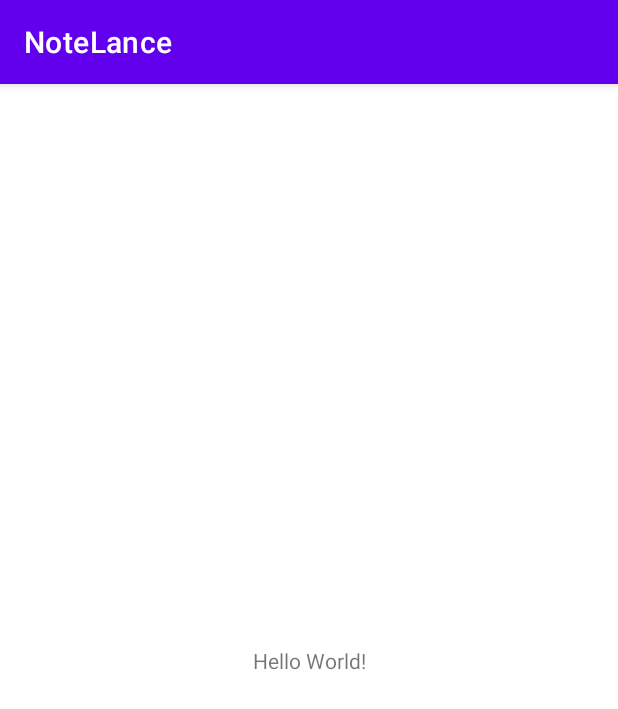
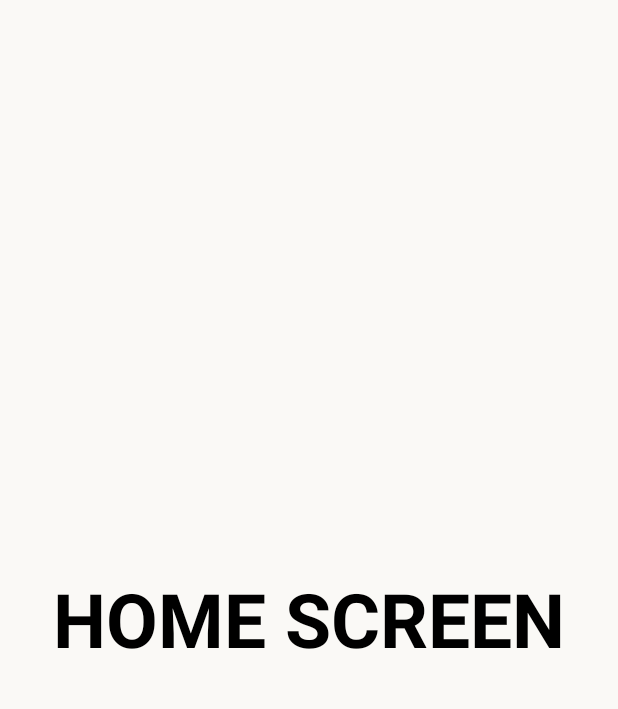
Before and after one commit to aman2970/NoteLance, an Android app: the screen it shows after launch (MainActivity before the commit, HomeActivity after it), on a phone screen of 412 x 824 dp. Shown: the top 709 px of the screen. Run offline under Robolectric (Android 15) with nearby library versions, the phone set to English and light mode, and no system bars.

Commit message:
splash screen done with code

```diff
--- a/app/src/main/java/com/example/notelance/MainActivity.java
+++ b/app/src/main/java/com/example/notelance/HomeActivity.java
@@ -4,11 +4,11 @@ import androidx.appcompat.app.AppCompatActivity;
 
 import android.os.Bundle;
 
-public class MainActivity extends AppCompatActivity {
+public class HomeActivity extends AppCompatActivity {
 
     @Override
     protected void onCreate(Bundle savedInstanceState) {
         super.onCreate(savedInstanceState);
-        setContentView(R.layout.activity_main);
+        setContentView(R.layout.activity_home);
     }
 }
--- /dev/null
+++ b/app/src/main/java/com/example/notelance/SplashActivity.java
@@ -0,0 +1,27 @@
+package com.example.notelance;
+
+import androidx.appcompat.app.AppCompatActivity;
+
+import android.content.Intent;
+import android.os.Bundle;
+import android.os.Handler;
+
+public class SplashActivity extends AppCompatActivity {
+
+    private int SPLASH_SCREEN_TIME = 2000;
+    @Override
+    protected void onCreate(Bundle savedInstanceState) {
+        super.onCreate(savedInstanceState);
+        setContentView(R.layout.activity_splash);
+
+        new Handler().postDelayed(new Runnable() {
+            @Override
+            public void run() {
+                Intent intent = new Intent(SplashActivity.this,HomeActivity.class);
+                startActivity(intent);
+                finish();
+            }
+        },SPLASH_SCREEN_TIME);
+
+    }
+}
--- a/app/src/main/res/layout/activity_main.xml
+++ b/app/src/main/res/layout/activity_home.xml
@@ -4,15 +4,19 @@
     xmlns:tools="http://schemas.android.com/tools"
     android:layout_width="match_parent"
     android:layout_height="match_parent"
-    tools:context=".MainActivity">
+    android:background="@color/off_white"
+    tools:context=".HomeActivity">
 
     <TextView
-        android:layout_width="wrap_content"
+        android:layout_width="0dp"
         android:layout_height="wrap_content"
-        android:text="Hello World!"
-        app:layout_constraintBottom_toBottomOf="parent"
+        android:textStyle="bold"
+        android:textColor="@color/black"
+        android:text="HOME SCREEN"
+        android:textSize="@dimen/fifty"
+        android:gravity="center"
+        app:layout_constraintStart_toStartOf="parent"
         app:layout_constraintEnd_toEndOf="parent"
-        app:layout_constraintStart_toStartOf="parent"
-        app:layout_constraintTop_toTopOf="parent" />
-
+        app:layout_constraintTop_toTopOf="parent"
+        app:layout_constraintBottom_toBottomOf="parent"/>
 </androidx.constraintlayout.widget.ConstraintLayout>
--- a/app/src/main/res/values-night/themes.xml
+++ /dev/null
@@ -1,16 +0,0 @@
-<resources xmlns:tools="http://schemas.android.com/tools">
-    <!-- Base application theme. -->
-    <style name="Theme.NoteLance" parent="Theme.MaterialComponents.DayNight.DarkActionBar">
-        <!-- Primary brand color. -->
-        <item name="colorPrimary">@color/purple_200</item>
-        <item name="colorPrimaryVariant">@color/purple_700</item>
-        <item name="colorOnPrimary">@color/black</item>
-        <!-- Secondary brand color. -->
-        <item name="colorSecondary">@color/teal_200</item>
-        <item name="colorSecondaryVariant">@color/teal_200</item>
-        <item name="colorOnSecondary">@color/black</item>
-        <!-- Status bar color. -->
-        <item name="android:statusBarColor">?attr/colorPrimaryVariant</item>
-        <!-- Customize your theme here. -->
-    </style>
-</resources>
--- a/app/src/main/res/values/colors.xml
+++ b/app/src/main/res/values/colors.xml
@@ -7,4 +7,5 @@
     <color name="teal_700">#FF018786</color>
     <color name="black">#FF000000</color>
     <color name="white">#FFFFFFFF</color>
+    <color name="off_white">#FAF9F6</color>
 </resources>
--- a/app/src/main/res/values/strings.xml
+++ b/app/src/main/res/values/strings.xml
@@ -1,3 +1,4 @@
 <resources>
     <string name="app_name">NoteLance</string>
+    <string name="splash_textview">NOTELANCE</string>
 </resources>
--- a/app/src/main/res/values/themes.xml
+++ b/app/src/main/res/values/themes.xml
@@ -1,10 +1,10 @@
 <resources xmlns:tools="http://schemas.android.com/tools">
     <!-- Base application theme. -->
-    <style name="Theme.NoteLance" parent="Theme.MaterialComponents.DayNight.DarkActionBar">
+    <style name="Theme.NoteLance" parent="Theme.MaterialComponents.Light.NoActionBar">
         <!-- Primary brand color. -->
-        <item name="colorPrimary">@color/purple_500</item>
-        <item name="colorPrimaryVariant">@color/purple_700</item>
-        <item name="colorOnPrimary">@color/white</item>
+        <item name="colorPrimary">@color/off_white</item>
+        <item name="colorPrimaryVariant">@color/off_white</item>
+        <item name="colorOnPrimary">@color/off_white</item>
         <!-- Secondary brand color. -->
         <item name="colorSecondary">@color/teal_200</item>
         <item name="colorSecondaryVariant">@color/teal_700</item>
```
Also changed, not shown: app/src/main/AndroidManifest.xml (+10 -3 lines), app/src/main/res/drawable/splash_bg.xml (added, +9 -0 lines), app/src/main/res/layout/activity_splash.xml (added, +38 -0 lines), app/src/main/res/values/dimens.xml (added, +13 -0 lines), app/src/main/res/drawable/app_logo_round.png (added), app/src/main/res/drawable/app_logo_square.png (added), app/src/main/res/drawable/applogo.png (added).
